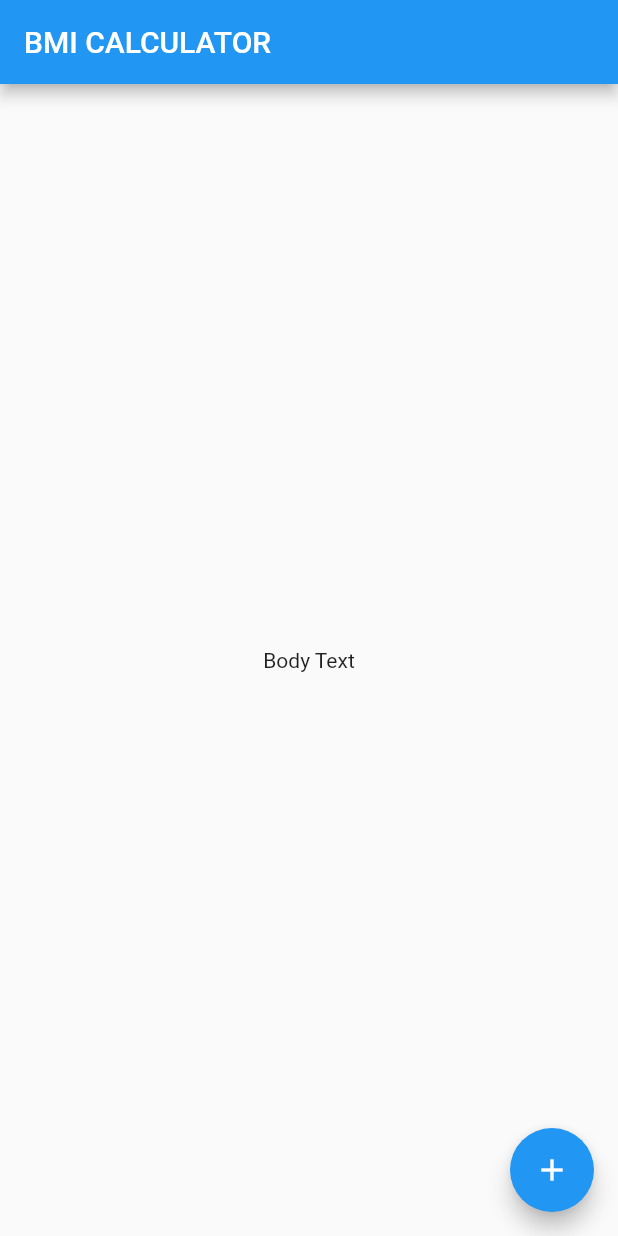
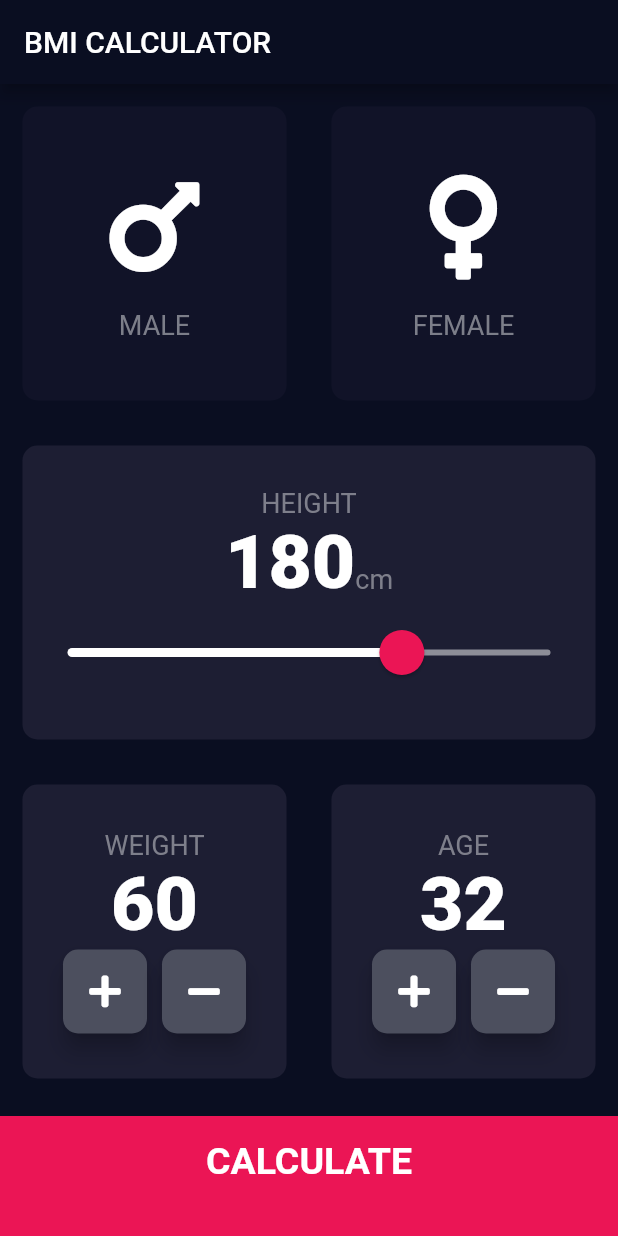
Before and after one commit to albertmiro/flutter_course, a Flutter app: the screen it shows after launch, on a phone screen of 412 x 824 dp. Run offline on Flutter 3.47's test engine with Material 2 defaults, Android fonts, the phone set to English and light mode, and no system bars; our stand-ins replace audioplayers, font_awesome_flutter, rflutter_alert.

Commit message:
Finished BMI calculator

```diff
--- /dev/null
+++ b/bmi-calculator/lib/calculator_brain.dart
@@ -0,0 +1,35 @@
+import 'dart:math';
+
+class CalculatorBrain {
+  CalculatorBrain({this.height, this.weight});
+
+  final int height;
+  final int weight;
+
+  double _bmi;
+
+  String calculateBMI() {
+    _bmi = weight / pow(height / 100, 2);
+    return _bmi.toStringAsFixed(1);
+  }
+
+  String getResult() {
+    if (_bmi >= 25) {
+      return 'Overweight';
+    } else if (_bmi > 18.5) {
+      return 'Normal';
+    } else {
+      return 'Underweight';
+    }
+  }
+
+  String getInterpretation() {
+    if (_bmi >= 25) {
+      return 'You have a higher than normal body weight. Try to exercice more.';
+    } else if (_bmi > 18.5) {
+      return 'You have a normal body weight. Good job!';
+    } else {
+      return 'You have a lower than normal body weight. You can eat a bit more.';
+    }
+  }
+}
--- /dev/null
+++ b/bmi-calculator/lib/components/bottom_button.dart
@@ -0,0 +1,29 @@
+import 'package:flutter/material.dart';
+import '../constants.dart';
+
+class BottomButton extends StatelessWidget {
+  BottomButton({@required this.buttonTitle, @required this.onTap});
+
+  final String buttonTitle;
+  final Function onTap;
+
+  @override
+  Widget build(BuildContext context) {
+    return GestureDetector(
+      onTap: onTap,
+      child: Container(
+        child: Center(
+          child: Text(
+            buttonTitle,
+            style: kLargeButtonTextStyle,
+          ),
+        ),
+        color: kBottomContainerColour,
+        margin: EdgeInsets.only(top: 10.0),
+        padding: EdgeInsets.only(bottom: 20.0),
+        width: double.infinity,
+        height: kBottomContainerHeight,
+      ),
+    );
+  }
+}
--- /dev/null
+++ b/bmi-calculator/lib/components/icon_content.dart
@@ -0,0 +1,30 @@
+import 'package:flutter/material.dart';
+
+import '../constants.dart';
+
+class IconContent extends StatelessWidget {
+  final IconData icon;
+  final String label;
+
+  const IconContent({this.icon, this.label});
+
+  @override
+  Widget build(BuildContext context) {
+    return Column(
+      mainAxisAlignment: MainAxisAlignment.center,
+      children: <Widget>[
+        Icon(
+          icon,
+          size: 80.0,
+        ),
+        SizedBox(
+          height: 15.0,
+        ),
+        Text(
+          label,
+          style: kLabelTextStyle,
+        ),
+      ],
+    );
+  }
+}
--- /dev/null
+++ b/bmi-calculator/lib/components/reusable_card.dart
@@ -0,0 +1,24 @@
+import 'package:flutter/material.dart';
+
+class ReusableCard extends StatelessWidget {
+  ReusableCard({@required this.colour, this.cardChild, this.onPress});
+
+  final Color colour;
+  final Widget cardChild;
+  final Function onPress;
+
+  @override
+  Widget build(BuildContext context) {
+    return GestureDetector(
+      onTap: onPress,
+      child: Container(
+        child: cardChild,
+        margin: EdgeInsets.all(15.0),
+        decoration: BoxDecoration(
+          color: colour,
+          borderRadius: BorderRadius.circular(10.0),
+        ),
+      ),
+    );
+  }
+}
--- /dev/null
+++ b/bmi-calculator/lib/components/round_icon_button.dart
@@ -0,0 +1,20 @@
+import 'package:flutter/material.dart';
+
+class RoundIconButton extends StatelessWidget {
+  RoundIconButton({@required this.icon, @required this.onPressed});
+
+  final IconData icon;
+  Function onPressed;
+
+  @override
+  Widget build(BuildContext context) {
+    return RawMaterialButton(
+      child: Icon(icon),
+      onPressed: onPressed,
+      elevation: 6.0,
+      constraints: BoxConstraints.tightFor(width: 56.0, height: 56.0),
+      shape: RoundedRectangleBorder(borderRadius: BorderRadius.circular(10.0)),
+      fillColor: Color(0xFF4C4F5E),
+    );
+  }
+}
--- /dev/null
+++ b/bmi-calculator/lib/constants.dart
@@ -0,0 +1,41 @@
+import 'package:flutter/material.dart';
+
+final kBottomContainerHeight = 80.0;
+final kActiveCardColour = Color(0xFF1D1E33);
+final kInactiveCardColour = Color(0xFF111328);
+final kBottomContainerColour = Color(0xFFEB1555);
+
+const kLabelTextStyle = TextStyle(
+  fontSize: 18.0,
+  color: Color(0xDD8d8e98),
+);
+
+const kNumberTextStyle = TextStyle(
+  fontSize: 50.0,
+  fontWeight: FontWeight.w900,
+);
+
+const kLargeButtonTextStyle = TextStyle(
+  fontSize: 25.0,
+  fontWeight: FontWeight.bold,
+);
+
+const kTitleTextStyle = TextStyle(
+  fontSize: 50.0,
+  fontWeight: FontWeight.bold,
+);
+
+const kResultTextStyle = TextStyle(
+  color: Color(0xFF24D876),
+  fontSize: 22.0,
+  fontWeight: FontWeight.bold,
+);
+
+const kBMITextStyle = TextStyle(
+  fontSize: 100.0,
+  fontWeight: FontWeight.bold,
+);
+
+const kBodyTextStyle = TextStyle(
+  fontSize: 22.0,
+);
--- a/bmi-calculator/lib/main.dart
+++ b/bmi-calculator/lib/main.dart
@@ -1,4 +1,6 @@
 import 'package:flutter/material.dart';
+
+import 'screens/input_page.dart';
 
 void main() => runApp(BMICalculator());
 
@@ -6,29 +8,11 @@
   @override
   Widget build(BuildContext context) {
     return MaterialApp(
+      theme: ThemeData.dark().copyWith(
+        primaryColor: Color(0xFF0A0E21),
+        scaffoldBackgroundColor: Color(0xFF0A0E21),
+      ),
       home: InputPage(),
     );
   }
 }
-
-class InputPage extends StatefulWidget {
-  @override
-  _InputPageState createState() => _InputPageState();
-}
-
-class _InputPageState extends State<InputPage> {
-  @override
-  Widget build(BuildContext context) {
-    return Scaffold(
-      appBar: AppBar(
-        title: Text('BMI CALCULATOR'),
-      ),
-      body: Center(
-        child: Text('Body Text'),
-      ),
-      floatingActionButton: FloatingActionButton(
-        child: Icon(Icons.add),
-      ),
-    );
-  }
-}
--- /dev/null
+++ b/bmi-calculator/lib/screens/input_page.dart
@@ -0,0 +1,252 @@
+import 'package:bmi_calculator/components/bottom_button.dart';
+import 'package:bmi_calculator/screens/results_page.dart';
+import 'package:flutter/material.dart';
+import 'package:font_awesome_flutter/font_awesome_flutter.dart';
+import '../calculator_brain.dart';
+import '../constants.dart';
+import '../components/icon_content.dart';
+import '../components/reusable_card.dart';
+import '../components/round_icon_button.dart';
+
+enum Gender { male, female }
+
+class InputPage extends StatefulWidget {
+  @override
+  _InputPageState createState() => _InputPageState();
+}
+
+class _InputPageState extends State<InputPage> {
+  Gender selectedGender;
+  int height = 180;
+  int weight = 60;
+  int age = 32;
+
+  @override
+  Widget build(BuildContext context) {
+    return Scaffold(
+      appBar: AppBar(
+        title: Text('BMI CALCULATOR'),
+      ),
+      body: Column(
+        crossAxisAlignment: CrossAxisAlignment.stretch,
+        children: <Widget>[
+          Expanded(
+            child: Row(
+              children: <Widget>[
+                buildMaleCard(),
+                buildFemaleCard(),
+              ],
+            ),
+          ),
+          buildSliderCard(context),
+          Expanded(
+            child: Row(
+              children: <Widget>[
+                buildWeightCard(),
+                buildAgeCard(),
+              ],
+            ),
+          ),
+          buildBottomButton(context)
+        ],
+      ),
+    );
+  }
+
+  BottomButton buildBottomButton(BuildContext context) {
+    return BottomButton(
+      buttonTitle: 'CALCULATE',
+      onTap: () {
+        CalculatorBrain calculatorBrain =
+            CalculatorBrain(height: height, weight: weight);
+
+        Navigator.push(
+          context,
+          MaterialPageRoute(
+            builder: (context) => ResultsPage(
+              bmiResult: calculatorBrain.calculateBMI(),
+              resultText: calculatorBrain.getResult(),
+              interpretation: calculatorBrain.getInterpretation(),
+            ),
+          ),
+        );
+      },
+    );
+  }
+
+  Expanded buildAgeCard() {
+    return Expanded(
+      child: ReusableCard(
+        colour: kActiveCardColour,
+        cardChild: Column(
+          mainAxisAlignment: MainAxisAlignment.center,
+          children: <Widget>[
+            Text(
+              'AGE',
+              style: kLabelTextStyle,
+            ),
+            Text(
+              age.toString(),
+              style: kNumberTextStyle,
+            ),
+            Row(
+              mainAxisAlignment: MainAxisAlignment.center,
+              children: <Widget>[
+                RoundIconButton(
+                  icon: FontAwesomeIcons.plus,
+                  onPressed: () {
+                    setState(() {
+                      if (age < 200) age++;
+                    });
+                  },
+                ),
+                SizedBox(width: 10.0),
+                RoundIconButton(
+                  icon: FontAwesomeIcons.minus,
+                  onPressed: () {
+                    setState(() {
+                      if (age > 0) age--;
+                    });
+                  },
+                ),
+              ],
+            )
+          ],
+        ),
+      ),
+    );
+  }
+
+  Expanded buildWeightCard() {
+    return Expanded(
+      child: ReusableCard(
+        colour: kActiveCardColour,
+        cardChild: Column(
+          mainAxisAlignment: MainAxisAlignment.center,
+          children: <Widget>[
+            Text(
+              'WEIGHT',
+              style: kLabelTextStyle,
+            ),
+            Text(
+              weight.toString(),
+              style: kNumberTextStyle,
+            ),
+            Row(
+              mainAxisAlignment: MainAxisAlignment.center,
+              children: <Widget>[
+                RoundIconButton(
+                  icon: FontAwesomeIcons.plus,
+                  onPressed: () {
+                    setState(() {
+                      if (weight < 200) weight++;
+                    });
+                  },
+                ),
+                SizedBox(width: 10.0),
+                RoundIconButton(
+                  icon: FontAwesomeIcons.minus,
+                  onPressed: () {
+                    setState(() {
+                      if (weight > 0) weight--;
+                    });
+                  },
+                ),
+              ],
+            )
+          ],
+        ),
+      ),
+    );
+  }
+
+  Expanded buildSliderCard(BuildContext context) {
+    return Expanded(
+      child: ReusableCard(
+        colour: kActiveCardColour,
+        cardChild: Column(
+          mainAxisAlignment: MainAxisAlignment.center,
+          children: <Widget>[
+            Text(
+              'HEIGHT',
+              style: kLabelTextStyle,
+            ),
+            Row(
+              mainAxisAlignment: MainAxisAlignment.center,
+              crossAxisAlignment: CrossAxisAlignment.baseline,
+              textBaseline: TextBaseline.alphabetic,
+              children: <Widget>[
+                Text(
+                  height.toString(),
+                  style: kNumberTextStyle,
+                ),
+                Text(
+                  'cm',
+                  style: kLabelTextStyle,
+                ),
+              ],
+            ),
+            SliderTheme(
+              data: SliderTheme.of(context).copyWith(
+                thumbShape: RoundSliderThumbShape(enabledThumbRadius: 15.0),
+                overlayShape: RoundSliderOverlayShape(overlayRadius: 30.0),
+                thumbColor: Color(0xFFEB1555),
+                activeTrackColor: Colors.white,
+                inactiveTrackColor: Color(0xFF8D8E98),
+                overlayColor: Color(0x29EB1555),
+              ),
+              child: Slider(
+                value: height.toDouble(),
+                min: 90.0,
+                max: 220.0,
+                onChanged: (double newValue) {
+                  setState(() {
+                    height = newValue.round();
+                  });
+                },
+              ),
+            ),
+          ],
+        ),
+      ),
+    );
+  }
+
+  Expanded buildFemaleCard() {
+    return Expanded(
+      child: ReusableCard(
+        onPress: () {
+          setState(() {
+            selectedGender = Gender.female;
+          });
+        },
+        colour: selectedGender == Gender.female
+            ? kActiveCardColour
+            : kInactiveCardColour,
+        cardChild: IconContent(
+          label: 'FEMALE',
+          icon: FontAwesomeIcons.venus,
+        ),
+      ),
+    );
+  }
+
+  Expanded buildMaleCard() {
+    return Expanded(
+      child: ReusableCard(
+        onPress: () {
+          setState(() {
+            selectedGender = Gender.male;
+          });
+        },
+        colour: selectedGender == Gender.male
+            ? kActiveCardColour
+            : kInactiveCardColour,
+        cardChild: IconContent(
+          label: 'MALE',
+          icon: FontAwesomeIcons.mars,
+        ),
+      ),
+    );
+  }
+}
--- a/bmi-calculator/pubspec.yaml
+++ b/bmi-calculator/pubspec.yaml
@@ -11,6 +11,7 @@
     sdk: flutter
 
   cupertino_icons: ^0.1.2
+  font_awesome_flutter: ^8.4.0
 
 dev_dependencies:
   flutter_test:
```
Also changed, not shown: bmi-calculator/lib/screens/results_page.dart (added, +85 -0 lines), 1 other file.
